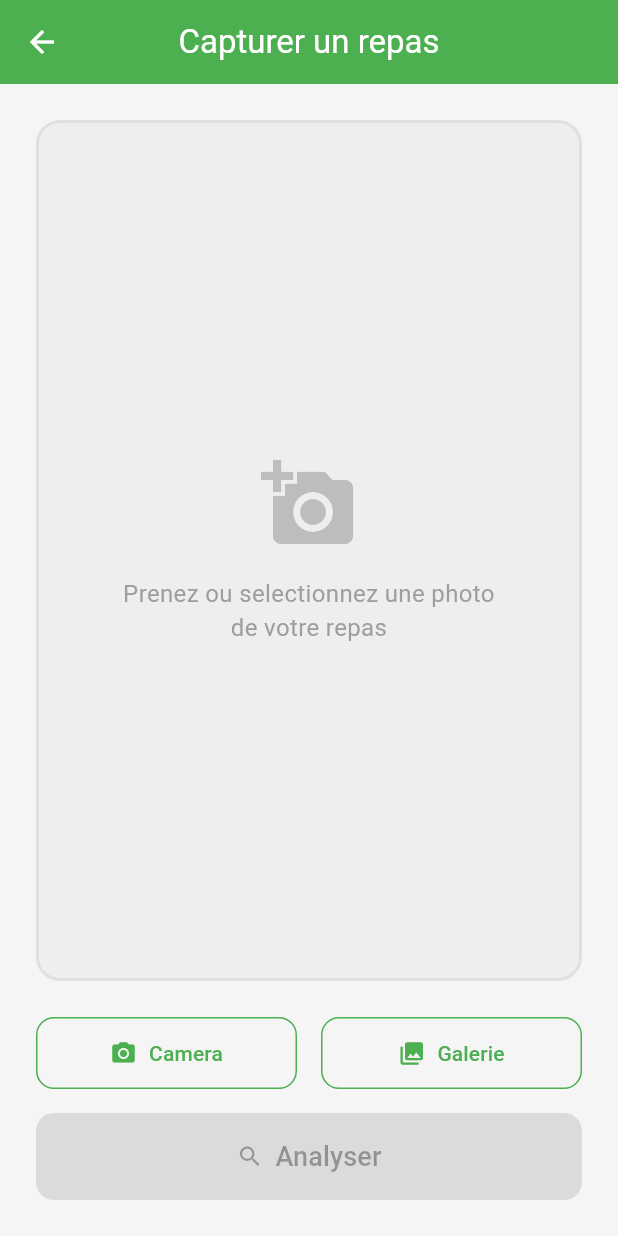
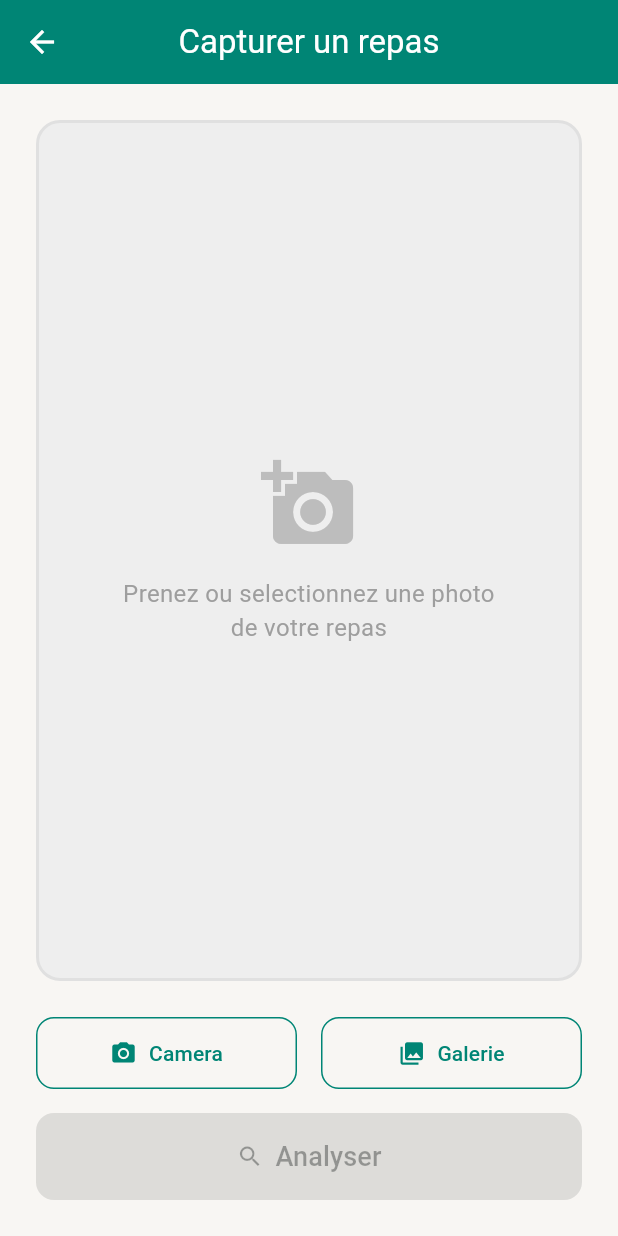
Before and after one commit to baillodev/foodlens, a Flutter app: the screen it shows after launch, after a tap on "Analyser un repas", on a phone screen of 412 x 824 dp. Run offline on Flutter 3.47's test engine with Material 3 defaults, Android fonts, the phone set to English and light mode, and no system bars; our stand-ins replace cached_network_image, fl_chart, image_picker; network calls fail.

Commit message:
Apply report color palette to app theme
Use earthy, natural tones from the project report for visual
coherence: teal primary, sage secondary, warm brown and soft
orange for macros. Update tests accordingly.

```diff
--- a/frontend/lib/config/theme.dart
+++ b/frontend/lib/config/theme.dart
@@ -1,17 +1,20 @@
 import 'package:flutter/material.dart';
 
 class AppTheme {
-  static const Color primaryColor = Color(0xFF4CAF50);
-  static const Color secondaryColor = Color(0xFF66BB6A);
-  static const Color accentColor = Color(0xFFFF9800);
-  static const Color backgroundColor = Color(0xFFF5F5F5);
+  // Palette principale (cohérente avec le document de rapport)
+  static const Color primaryColor = Color(0xFF008575);    // teal profond
+  static const Color secondaryColor = Color(0xFF6A9C93);  // sauge douce
+  static const Color accentColor = Color(0xFFFF5E0E);     // orange (usage minimal)
+  static const Color backgroundColor = Color(0xFFF8F6F3); // blanc chaud
   static const Color surfaceColor = Colors.white;
-  static const Color errorColor = Color(0xFFE53935);
+  static const Color errorColor = Color(0xFFD32F2F);
+  static const Color textColor = Color(0xFF545454);        // gris charbon
 
-  static const Color proteinColor = Color(0xFF42A5F5);
-  static const Color carbsColor = Color(0xFFFFCA28);
-  static const Color fatColor = Color(0xFFEF5350);
-  static const Color caloriesColor = Color(0xFF66BB6A);
+  // Macros nutritionnels
+  static const Color proteinColor = Color(0xFF008575);    // teal
+  static const Color carbsColor = Color(0xFFFF712C);      // orange doux
+  static const Color fatColor = Color(0xFF695D46);        // brun chaud
+  static const Color caloriesColor = Color(0xFF6A9C93);   // sauge
 
   static ThemeData get lightTheme {
     return ThemeData(
@@ -38,11 +41,16 @@ class AppTheme {
         ),
       ),
       cardTheme: CardThemeData(
-        elevation: 2,
+        elevation: 1,
+        color: surfaceColor,
         shape: RoundedRectangleBorder(
           borderRadius: BorderRadius.circular(12),
         ),
       ),
+      textTheme: const TextTheme(
+        bodyLarge: TextStyle(color: textColor),
+        bodyMedium: TextStyle(color: textColor),
+      ),
     );
   }
 }
--- a/frontend/lib/widgets/confidence_indicator.dart
+++ b/frontend/lib/widgets/confidence_indicator.dart
@@ -6,9 +6,9 @@ class ConfidenceIndicator extends StatelessWidget {
   const ConfidenceIndicator({super.key, required this.score});
 
   Color get _color {
-    if (score >= 80) return Colors.green;
-    if (score >= 50) return Colors.orange;
-    return Colors.red;
+    if (score >= 80) return const Color(0xFF008575);  // teal
+    if (score >= 50) return const Color(0xFFFF712C);  // orange doux
+    return const Color(0xFF695D46);                    // brun
   }
 
   @override
--- a/frontend/lib/widgets/food_item_card.dart
+++ b/frontend/lib/widgets/food_item_card.dart
@@ -19,12 +19,12 @@ class FoodItemCard extends StatelessWidget {
               width: 48,
               height: 48,
               decoration: BoxDecoration(
-                color: Colors.green[50],
+                color: const Color(0xFF008575).withOpacity(0.1),
                 borderRadius: BorderRadius.circular(10),
               ),
-              child: Icon(
+              child: const Icon(
                 Icons.restaurant,
-                color: Colors.green[700],
+                color: Color(0xFF008575),
               ),
             ),
             const SizedBox(width: 12),
```
Also changed, not shown: 1 other file.
